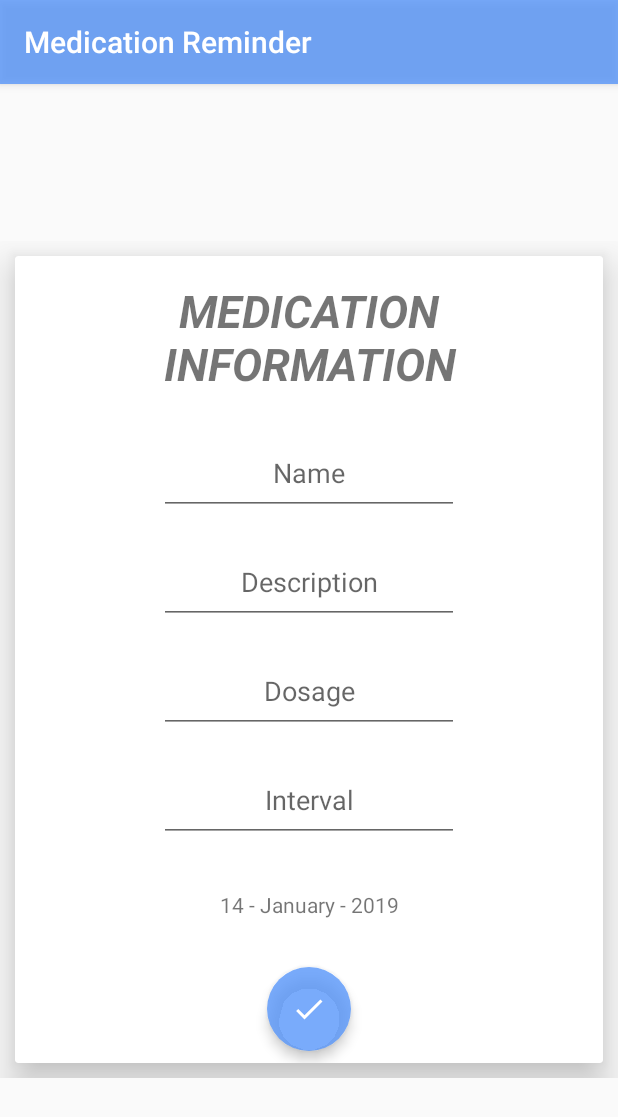
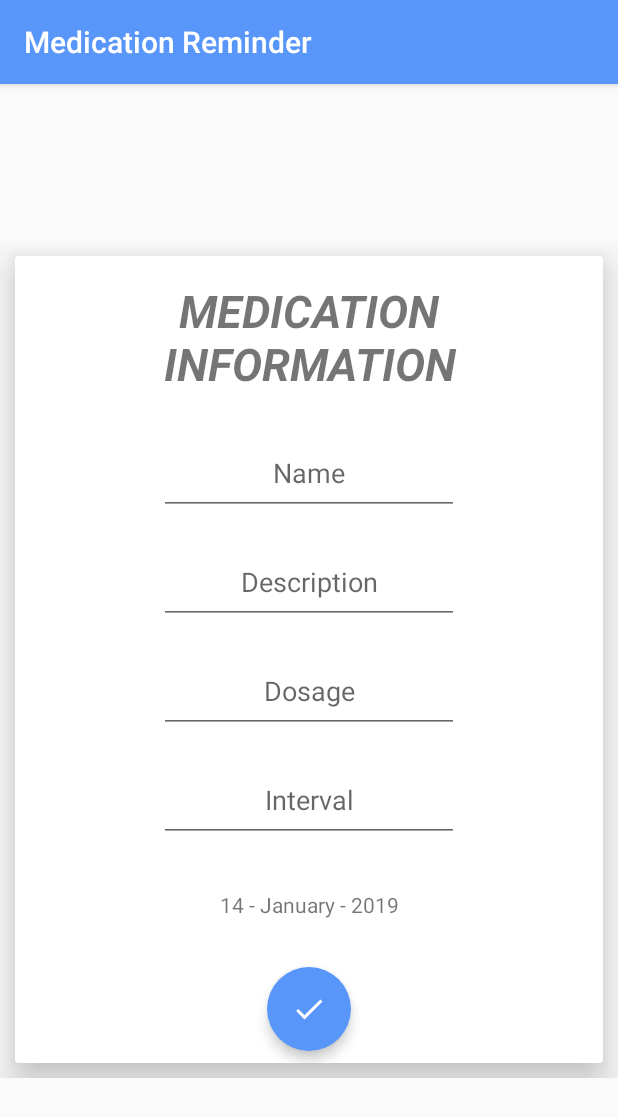
Before and after one commit to sdaura1/MyMedicalProject_Wolf, an Android app: the InsertActivity screen opened directly, with no data from a screen before it, on a phone screen of 412 x 824 dp. Shown: the top 1117 px of the screen. Run offline under Robolectric (Android 15) with nearby library versions, the phone set to English and light mode, and no system bars.

Commit message:
Color Changed to opaque

```diff
--- a/app/src/main/java/com/sani/shaheed/mymedicalproject/MedList.java
+++ b/app/src/main/java/com/sani/shaheed/mymedicalproject/MedList.java
@@ -4,9 +4,9 @@ import android.app.AlarmManager;
 import android.app.PendingIntent;
 import android.content.Intent;
 import android.database.Cursor;
+import android.os.Bundle;
 import android.support.design.widget.FloatingActionButton;
 import android.support.v7.app.AppCompatActivity;
-import android.os.Bundle;
 import android.support.v7.widget.DividerItemDecoration;
 import android.support.v7.widget.LinearLayoutManager;
 import android.support.v7.widget.RecyclerView;
@@ -44,7 +44,8 @@ public class MedList extends AppCompatActivity  {
                 ItemTouchHelper.LEFT | ItemTouchHelper.RIGHT) {
 
             @Override
-            public boolean onMove(RecyclerView recyclerView, RecyclerView.ViewHolder viewHolder, RecyclerView.ViewHolder target) {
+            public boolean onMove(RecyclerView recyclerView, RecyclerView.ViewHolder viewHolder,
+                                  RecyclerView.ViewHolder target) {
                 return false;
             }
 
--- a/app/src/main/res/values/colors.xml
+++ b/app/src/main/res/values/colors.xml
@@ -1,6 +1,6 @@
 <?xml version="1.0" encoding="utf-8"?>
 <resources>
-    <color name="colorPrimary">#cc5896fa</color>
+    <color name="colorPrimary">#5896fa</color>
     <color name="colorPrimaryDark">#528fda</color>
     <color name="colorAccent">#d40306</color>
 </resources>
```
